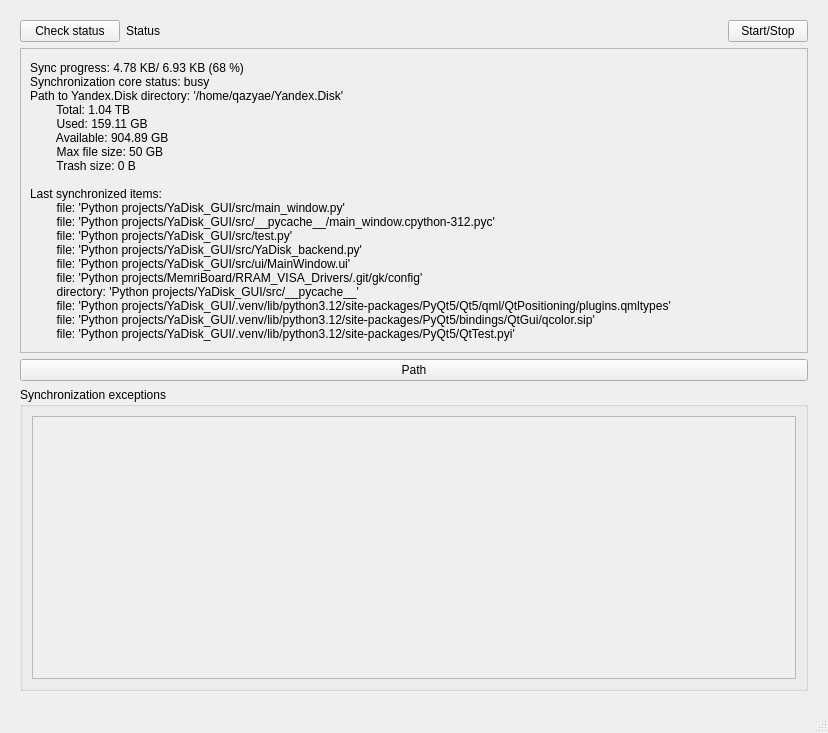
First picture: the form in src/ui/MainWindow.ui, repository QAZYAE/YaDisk_GUI, before the edit.
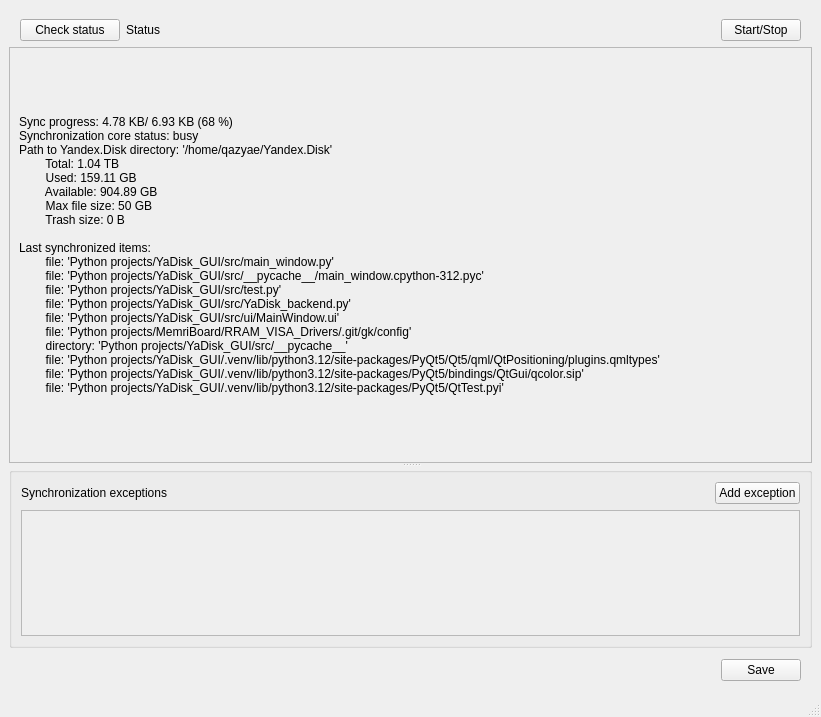
Second picture: the form after the edit.

Commit message: Exclude paths configuration added

```diff
--- a/src/ui/MainWindow.ui
+++ b/src/ui/MainWindow.ui
@@ -6,31 +6,36 @@
    <rect>
     <x>0</x>
     <y>0</y>
-    <width>828</width>
-    <height>733</height>
+    <width>821</width>
+    <height>717</height>
    </rect>
   </property>
   <property name="windowTitle">
    <string>MainWindow</string>
   </property>
   <widget class="QWidget" name="centralwidget">
+   <layout class="QVBoxLayout" name="verticalLayout_5">
+    <item>
+     <widget class="QSplitter" name="splitter">
+      <property name="orientation">
+       <enum>Qt::Vertical</enum>
+      </property>
+      <widget class="QWidget" name="verticalLayoutWidget">
    <layout class="QVBoxLayout" name="verticalLayout_2">
-    <property name="leftMargin">
-     <number>20</number>
-    </property>
-    <property name="topMargin">
-     <number>20</number>
-    </property>
-    <property name="rightMargin">
-     <number>20</number>
-    </property>
-    <property name="bottomMargin">
-     <number>20</number>
-    </property>
     <item>
      <layout class="QHBoxLayout" name="horizontalLayout_2">
-      <item>
-       <layout class="QHBoxLayout" name="horizontalLayout_3">
+          <property name="leftMargin">
+           <number>11</number>
+          </property>
+          <property name="topMargin">
+           <number>10</number>
+          </property>
+          <property name="rightMargin">
+           <number>11</number>
+          </property>
+          <property name="bottomMargin">
+           <number>0</number>
+          </property>
         <item>
          <widget class="QPushButton" name="btn_check_status">
           <property name="minimumSize">
@@ -57,8 +62,6 @@
           </property>
          </widget>
         </item>
-       </layout>
-      </item>
       <item>
        <spacer name="horizontalSpacer">
         <property name="orientation">
@@ -91,8 +94,8 @@
         <rect>
          <x>0</x>
          <y>0</y>
-         <width>760</width>
-         <height>302</height>
+             <width>799</width>
+             <height>431</height>
         </rect>
        </property>
        <layout class="QVBoxLayout" name="verticalLayout">
@@ -126,19 +129,47 @@
       </widget>
      </widget>
     </item>
-    <item>
-     <widget class="QPushButton" name="btn_path">
-      <property name="text">
-       <string>Path</string>
-      </property>
-     </widget>
-    </item>
+       </layout>
+      </widget>
+      <widget class="QWidget" name="verticalLayoutWidget_2">
+       <layout class="QVBoxLayout" name="verticalLayout_4">
     <item>
      <widget class="QGroupBox" name="groupBox_sync">
       <property name="title">
-       <string>Synchronization exceptions</string>
+           <string/>
       </property>
       <layout class="QVBoxLayout" name="verticalLayout_3">
+           <item>
+            <layout class="QHBoxLayout" name="horizontalLayout">
+             <item>
+              <widget class="QLabel" name="label">
+               <property name="text">
+                <string>Synchronization exceptions</string>
+               </property>
+              </widget>
+             </item>
+             <item>
+              <spacer name="horizontalSpacer_2">
+               <property name="orientation">
+                <enum>Qt::Horizontal</enum>
+               </property>
+               <property name="sizeHint" stdset="0">
+                <size>
+                 <width>40</width>
+                 <height>20</height>
+                </size>
+               </property>
+              </spacer>
+             </item>
+             <item>
+              <widget class="QPushButton" name="btn_add_exception">
+               <property name="text">
+                <string>Add exception</string>
+               </property>
+              </widget>
+             </item>
+            </layout>
+           </item>
        <item>
         <widget class="QScrollArea" name="scrollArea_2">
          <property name="widgetResizable">
@@ -149,14 +180,54 @@
            <rect>
             <x>0</x>
             <y>0</y>
-            <width>762</width>
-            <height>246</height>
+                <width>775</width>
+                <height>73</height>
            </rect>
           </property>
          </widget>
         </widget>
        </item>
       </layout>
+         </widget>
+        </item>
+        <item>
+         <layout class="QHBoxLayout" name="horizontalLayout_3">
+          <property name="leftMargin">
+           <number>11</number>
+          </property>
+          <property name="topMargin">
+           <number>5</number>
+          </property>
+          <property name="rightMargin">
+           <number>11</number>
+          </property>
+          <property name="bottomMargin">
+           <number>5</number>
+          </property>
+          <item>
+           <spacer name="horizontalSpacer_3">
+            <property name="orientation">
+             <enum>Qt::Horizontal</enum>
+            </property>
+            <property name="sizeHint" stdset="0">
+             <size>
+              <width>40</width>
+              <height>20</height>
+             </size>
+            </property>
+           </spacer>
+          </item>
+          <item>
+           <widget class="QPushButton" name="btn_save">
+            <property name="text">
+             <string>Save</string>
+            </property>
+           </widget>
+          </item>
+         </layout>
+        </item>
+       </layout>
+      </widget>
      </widget>
     </item>
    </layout>
```
Left out of the diff: 8 changed lines with no effect on the pictures. Lines whose indentation alone changed are shown as unchanged. The commit also changes 9 other files.
